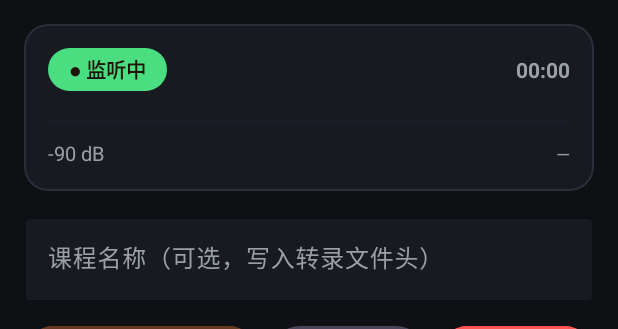
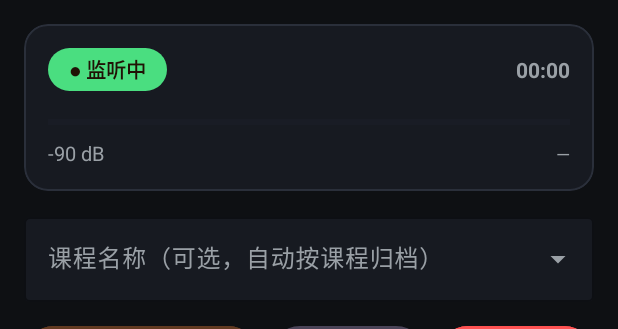
Before and after one commit to Infe1/ClassFoxDroid, an Android app: the screen it shows after launch (MainActivity), after a tap on "开始监听", on a phone screen of 412 x 824 dp, the part 96-425 px from its top. Run offline under Robolectric (Android 15) with nearby library versions, the light colour scheme and no system bars; 1 statement that could not run was skipped.

Commit message:
v0.9.2: 自动按课程分类保存(转录/WAV存classfox/<课程名>/) + 记录页按课程分组(旧记录归入未分类) + 课程名历史下拉选择(SharedPreferences持久化+已有目录自动合并)

```diff
--- a/app/build.gradle
+++ b/app/build.gradle
@@ -11,8 +11,8 @@ android {
         applicationId "com.classfox.mobile.clean"
         minSdk 26
         targetSdk 34
-        versionCode 13
-        versionName "0.9.1"
+        versionCode 14
+        versionName "0.9.2"
     }
 
     buildTypes {
--- a/app/src/main/java/com/classfox/droid/ListenFragment.kt
+++ b/app/src/main/java/com/classfox/droid/ListenFragment.kt
@@ -97,6 +97,8 @@ class ListenFragment : Fragment() {
         b.btnAlertRescue.setOnClickListener { openAiPanel(MODE_RESCUE) }
         b.btnAlertCatchup.setOnClickListener { openAiPanel(MODE_CATCHUP) }
 
+        refreshCourseHistory()
+
         syncFromService()
         render()
     }
@@ -108,6 +110,7 @@ class ListenFragment : Fragment() {
         act.stateSink = stateSink
         syncFromService()
         render()
+        refreshCourseHistory()
     }
 
     override fun onPause() {
@@ -167,6 +170,23 @@ class ListenFragment : Fragment() {
         }
     }
 
+    /** 课程历史：用过/已存在目录的课程名 → 下拉可选 */
+    private fun refreshCourseHistory() {
+        if (_b == null) return
+        val names = mutableSetOf<String>()
+        names.addAll(Prefs.courseHistory(requireContext()))
+        try {
+            val base = java.io.File(requireContext().getExternalFilesDir(null), "classfox")
+            base.listFiles { f -> f.isDirectory && f.name != "keywords" }
+                ?.forEach { names.add(it.name) }
+        } catch (_: Exception) {}
+        if (names.isEmpty()) return
+        val adapter = android.widget.ArrayAdapter(
+            requireContext(), android.R.layout.simple_list_item_1, names.sorted()
+        )
+        b.etCourse.setAdapter(adapter)
+    }
+
     private fun startListening() {
         val act = activity as MainActivity ?: return
         if (ContextCompat.checkSelfPermission(requireContext(), Manifest.permission.RECORD_AUDIO)
@@ -180,8 +200,10 @@ class ListenFragment : Fragment() {
             return
         }
         if (isRunning) return
+        val course = b.etCourse.text?.toString().orEmpty().trim()
+        Prefs.addCourseHistory(requireContext(), course)
         val i = Intent(act, RecorderService::class.java)
-        i.putExtra(RecorderService.EXTRA_COURSE, b.etCourse.text?.toString().orEmpty().trim())
+        i.putExtra(RecorderService.EXTRA_COURSE, course)
         ContextCompat.startForegroundService(act, i)
         isRunning = true
         isPaused = false
--- a/app/src/main/java/com/classfox/droid/Prefs.kt
+++ b/app/src/main/java/com/classfox/droid/Prefs.kt
@@ -36,6 +36,19 @@ object Prefs {
 
     fun llmReady(ctx: Context): Boolean = llmBase(ctx).isNotEmpty() && llmModel(ctx).isNotEmpty()
 
+    // ---- 课程历史（课程名下拉选择用）----
+    const val KEY_COURSE_HISTORY = "course_history"
+
+    fun courseHistory(ctx: Context): Set<String> =
+        get(ctx).getStringSet(KEY_COURSE_HISTORY, emptySet()) ?: emptySet()
+
+    fun addCourseHistory(ctx: Context, name: String) {
+        if (name.isBlank()) return
+        val s = courseHistory(ctx).toMutableSet()
+        s.add(name.trim())
+        get(ctx).edit().putStringSet(KEY_COURSE_HISTORY, s).apply()
+    }
+
     fun forcePortrait(ctx: Context): Boolean = get(ctx).getBoolean(KEY_FORCE_PORTRAIT, true)
     fun setForcePortrait(ctx: Context, v: Boolean) = get(ctx).edit().putBoolean(KEY_FORCE_PORTRAIT, v).apply()
 
--- a/app/src/main/res/layout-land/fragment_listen.xml
+++ b/app/src/main/res/layout-land/fragment_listen.xml
@@ -183,15 +183,15 @@
             </com.google.android.material.card.MaterialCardView>
 
             <com.google.android.material.textfield.TextInputLayout
-                style="@style/Widget.Material3.TextInputLayout.OutlinedBox"
+                style="@style/Widget.Material3.TextInputLayout.OutlinedBox.ExposedDropdownMenu"
                 android:layout_width="match_parent"
                 android:layout_height="wrap_content"
                 android:layout_marginTop="12dp"
-                android:hint="课程名称（可选，写入转录文件头）"
+                android:hint="课程名称（可选，自动按课程归档）"
                 app:boxBackgroundColor="@color/cf_surface"
                 app:boxStrokeColor="@color/cf_stroke">
 
-                <com.google.android.material.textfield.TextInputEditText
+                <com.google.android.material.textfield.MaterialAutoCompleteTextView
                     android:id="@+id/etCourse"
                     android:layout_width="match_parent"
                     android:layout_height="wrap_content"
--- a/app/src/main/res/layout/fragment_listen.xml
+++ b/app/src/main/res/layout/fragment_listen.xml
@@ -180,12 +180,12 @@
             android:layout_width="match_parent"
             android:layout_height="wrap_content"
             android:layout_marginTop="12dp"
-            android:hint="课程名称（可选，写入转录文件头）"
+            android:hint="课程名称（可选，自动按课程归档）"
             app:boxBackgroundColor="@color/cf_surface"
             app:boxStrokeColor="@color/cf_stroke"
-            style="@style/Widget.Material3.TextInputLayout.OutlinedBox">
+            style="@style/Widget.Material3.TextInputLayout.OutlinedBox.ExposedDropdownMenu">
 
-            <com.google.android.material.textfield.TextInputEditText
+            <com.google.android.material.textfield.MaterialAutoCompleteTextView
                 android:id="@+id/etCourse"
                 android:layout_width="match_parent"
                 android:layout_height="wrap_content"
```
Also changed, not shown: app/src/main/java/com/classfox/droid/RecorderService.kt (+9 -2 lines), app/src/main/java/com/classfox/droid/RecordsFragment.kt (+60 -31 lines), app/src/main/res/layout/item_record_header.xml (added, +27 -0 lines).
